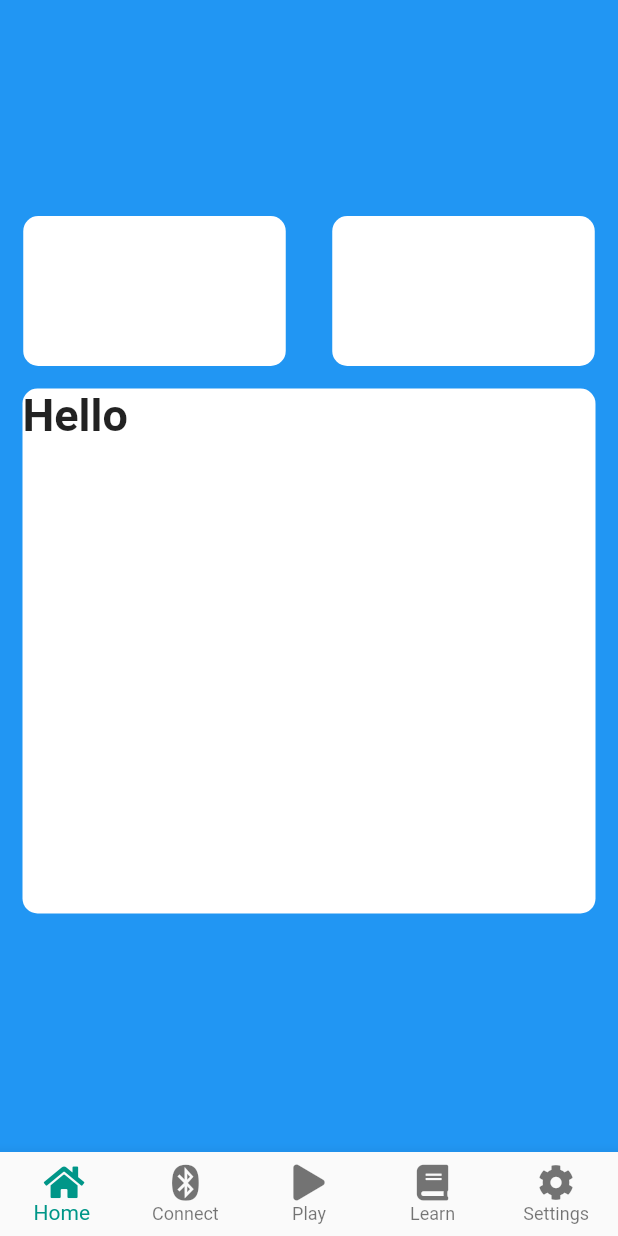
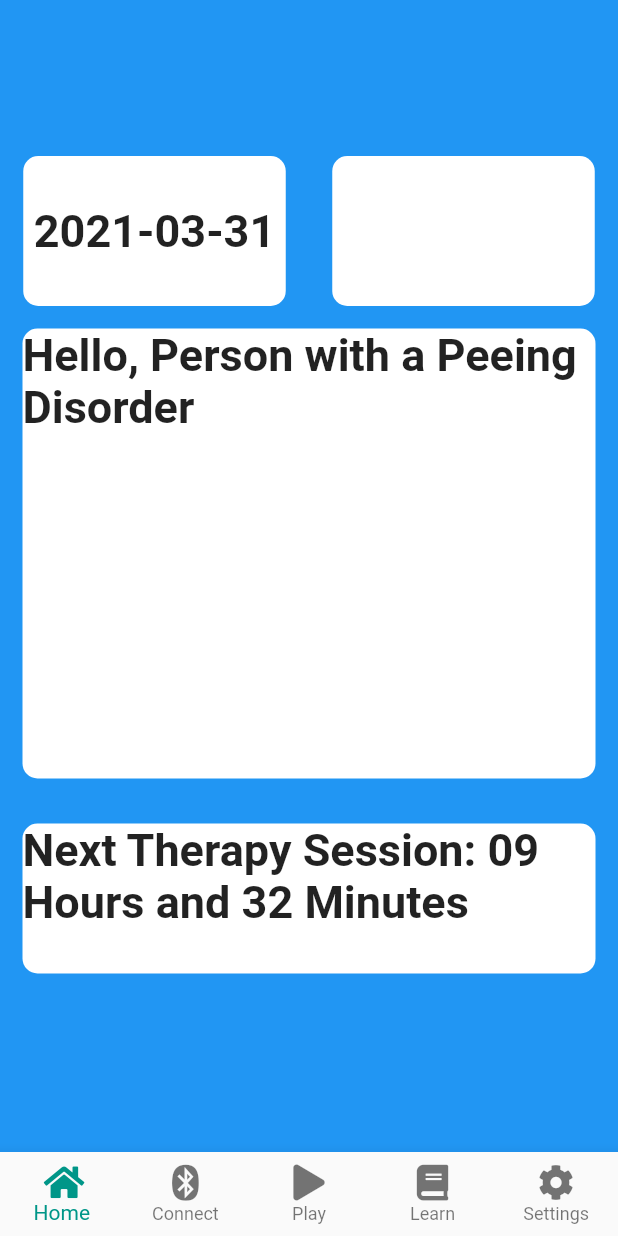
Before and after one commit to Team-8s/uflow_app, a Flutter app: the MyStatefulWidget screen opened by its route, on a phone screen of 412 x 824 dp. Run offline on Flutter 3.47's test engine with Material 2 defaults, Android fonts, the phone set to English and light mode, and no system bars; our stand-ins replace firebase_auth, firebase_core, flutter_blue, font_awesome_flutter; accounts and stored records are empty.

Commit message:
General Update 1

```diff
--- a/lib/pages/home_page.dart
+++ b/lib/pages/home_page.dart
@@ -1,4 +1,5 @@
 import 'package:flutter/material.dart';
+import 'package:intl/intl.dart';
 
 class homePage extends StatefulWidget {
   @override
@@ -6,6 +7,7 @@ class homePage extends StatefulWidget {
 }
 
 class _homePageState extends State<homePage> {
+  String now = DateFormat("yyyy-MM-dd").format(DateTime.now());
   @override
   Widget build(BuildContext context) {
     return Container(
@@ -19,6 +21,12 @@ class _homePageState extends State<homePage> {
               mainAxisAlignment: MainAxisAlignment.spaceEvenly,
                 children: [
                   Container(
+                    child: Column(
+                      mainAxisAlignment: MainAxisAlignment.center,
+                      children: [
+                        Text(now, style: TextStyle(fontWeight: FontWeight.bold, fontSize: 30),),
+                      ],
+                    ),
                     width: 175,
                     height: 100,
                     decoration: BoxDecoration(
@@ -35,9 +43,9 @@ class _homePageState extends State<homePage> {
               SizedBox(),
               Container(
                 width: double.infinity,
-                height: 350,
+                height: 300,
                 child: Text(
-                  'Hello',
+                  'Hello, Person with a Peeing Disorder',
                   style: TextStyle(fontSize: 30, fontWeight: FontWeight.bold),
                 ),
                 margin: EdgeInsets.all(15.0),
@@ -47,6 +55,19 @@ class _homePageState extends State<homePage> {
                 ),
               ),
               SizedBox(),
+              Container(
+                child: Text(
+                  'Next Therapy Session: 09 Hours and 32 Minutes',
+                  style: TextStyle(fontSize: 30, fontWeight: FontWeight.bold),
+                ),
+                width: double.infinity,
+                height: 100,
+                margin: EdgeInsets.all(15.0),
+                decoration: BoxDecoration(
+                  color: Colors.white,
+                  borderRadius: BorderRadius.circular(10.0),
+
+                ),),
             ]),
       ),
     );
--- a/pubspec.yaml
+++ b/pubspec.yaml
@@ -30,7 +30,7 @@ dependencies:
   cupertino_icons: ^1.0.0
   font_awesome_flutter: ^8.4.0
   flutter_blue: ^0.7.3
-
+  intl: ^0.17.0
 
 dev_dependencies:
   flutter_test:
```
Also changed, not shown: lib/pages/calibration_page.dart (added, +57 -0 lines), lib/pages/play_page.dart (+12 -3 lines), pubspec.lock.
